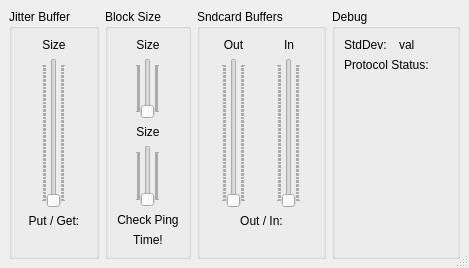
Above: src/clientsettingsdlgbase.ui from Daninet/jamulus before the change. Below: the same form after it.
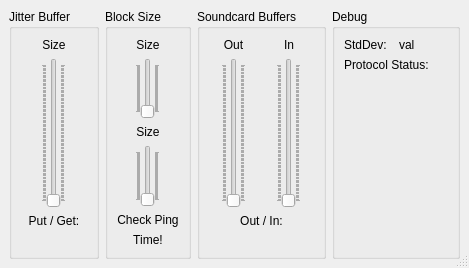
That is the form after the change. Icons and pictures are not drawn. Custom widgets are drawn as their Qt base class.

```diff
--- a/src/clientsettingsdlgbase.ui
+++ b/src/clientsettingsdlgbase.ui
@@ -412,7 +412,7 @@
    <item>
     <widget class="QGroupBox" name="GroupBoxSoundCardBuffers" >
      <property name="title" >
-      <string>Sndcard Buffers</string>
+      <string>Soundcard Buffers</string>
      </property>
      <layout class="QVBoxLayout" >
       <property name="spacing" >
```
